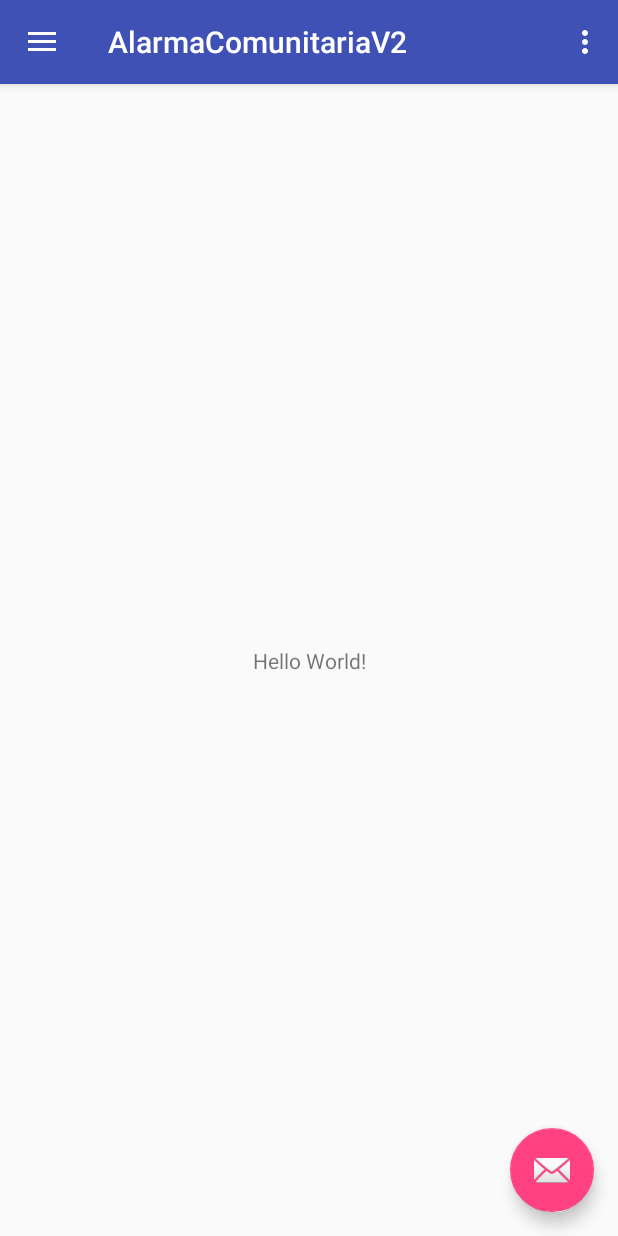
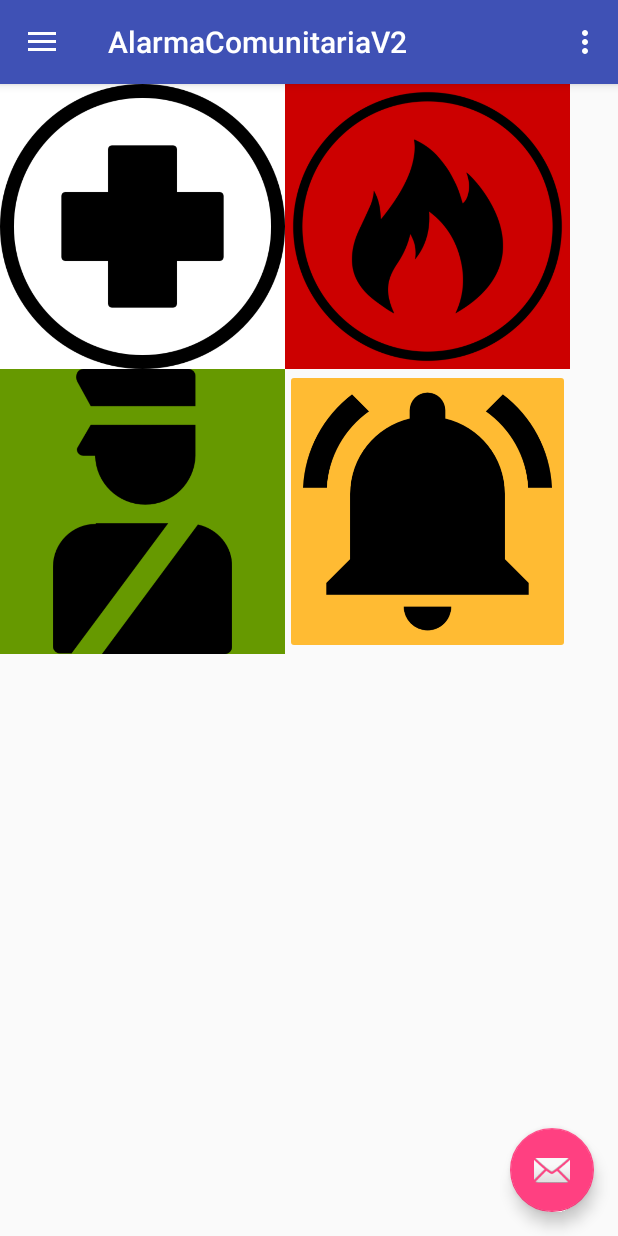
Before and after one commit to pablosky21/alarmac_app_android, an Android app: the screen it shows after launch (MainActivity), on a phone screen of 412 x 824 dp. Run offline under Robolectric (Android 15) with nearby library versions, the phone set to English and light mode, and no system bars.

Commit message:
llamados funcionado

```diff
--- a/AlarmaComunitariaV2/app/src/main/AndroidManifest.xml
+++ b/AlarmaComunitariaV2/app/src/main/AndroidManifest.xml
@@ -1,7 +1,7 @@
 <?xml version="1.0" encoding="utf-8"?>
 <manifest xmlns:android="http://schemas.android.com/apk/res/android"
     package="proyectotitulo2017.alarmacomunitariav2">
-
+    <uses-permission android:name="android.permission.CALL_PHONE" />
     <application
         android:allowBackup="true"
         android:icon="@mipmap/ic_launcher"
--- a/AlarmaComunitariaV2/app/src/main/java/proyectotitulo2017/alarmacomunitariav2/MainActivity.java
+++ b/AlarmaComunitariaV2/app/src/main/java/proyectotitulo2017/alarmacomunitariav2/MainActivity.java
@@ -1,8 +1,13 @@
 package proyectotitulo2017.alarmacomunitariav2;
 
+import android.Manifest;
+import android.content.Intent;
+import android.content.pm.PackageManager;
+import android.net.Uri;
 import android.os.Bundle;
 import android.support.design.widget.FloatingActionButton;
 import android.support.design.widget.Snackbar;
+import android.support.v4.app.ActivityCompat;
 import android.view.View;
 import android.support.design.widget.NavigationView;
 import android.support.v4.view.GravityCompat;
@@ -40,6 +45,42 @@ public class MainActivity extends AppCompatActivity
 
         NavigationView navigationView = (NavigationView) findViewById(R.id.nav_view);
         navigationView.setNavigationItemSelectedListener(this);
+    }
+
+    public void ambulancia(View view)
+    {
+        String number = "131";
+        Intent intent = new Intent(Intent.ACTION_CALL);
+        intent.setData(Uri.parse("tel:"+ number));
+        if(ActivityCompat.checkSelfPermission(this, Manifest.permission.CALL_PHONE) != PackageManager.PERMISSION_GRANTED)
+        {
+            return;
+        }
+        startActivity(intent);
+    }
+
+    public void bomberos(View view)
+    {
+        String number = "132";
+        Intent intent = new Intent(Intent.ACTION_CALL);
+        intent.setData(Uri.parse("tel:"+ number));
+        if(ActivityCompat.checkSelfPermission(this, Manifest.permission.CALL_PHONE) != PackageManager.PERMISSION_GRANTED)
+        {
+            return;
+        }
+        startActivity(intent);
+    }
+
+    public void police(View view)
+    {
+        String number = "133";
+        Intent intent = new Intent(Intent.ACTION_CALL);
+        intent.setData(Uri.parse("tel:"+ number));
+        if(ActivityCompat.checkSelfPermission(this, Manifest.permission.CALL_PHONE) != PackageManager.PERMISSION_GRANTED)
+        {
+            return;
+        }
+        startActivity(intent);
     }
 
     @Override
--- a/AlarmaComunitariaV2/app/src/main/res/layout/content_main.xml
+++ b/AlarmaComunitariaV2/app/src/main/res/layout/content_main.xml
@@ -8,13 +8,50 @@
     tools:context="proyectotitulo2017.alarmacomunitariav2.MainActivity"
     tools:showIn="@layout/app_bar_main">
 
-    <TextView
-        android:layout_width="wrap_content"
-        android:layout_height="wrap_content"
-        android:text="Hello World!"
-        app:layout_constraintBottom_toBottomOf="parent"
-        app:layout_constraintLeft_toLeftOf="parent"
-        app:layout_constraintRight_toRightOf="parent"
-        app:layout_constraintTop_toTopOf="parent" />
+    <GridLayout
+        android:layout_width="match_parent"
+        android:layout_height="383dp">
+
+        <ImageButton
+            android:id="@+id/ambulancia"
+            android:layout_width="190dp"
+            android:layout_height="190dp"
+            android:background="@android:color/background_light"
+            android:onClick="ambulancia"
+            android:scaleType="fitCenter"
+            app:srcCompat="@drawable/hospital" />
+
+        <ImageButton
+            android:id="@+id/bomberos"
+            android:layout_width="190dp"
+            android:layout_height="190dp"
+            android:background="@android:color/holo_red_dark"
+            android:onClick="bomberos"
+            android:scaleType="centerCrop"
+            app:srcCompat="@drawable/bomberos" />
+
+        <ImageButton
+            android:id="@+id/police"
+            android:layout_width="190dp"
+            android:layout_height="190dp"
+            android:layout_column="0"
+            android:layout_row="1"
+            android:background="@android:color/holo_green_dark"
+            android:onClick="police"
+            android:scaleType="fitCenter"
+            app:srcCompat="@drawable/police" />
+
+        <ImageButton
+            android:id="@+id/alarma"
+            android:layout_width="190dp"
+            android:layout_height="190dp"
+            android:layout_column="1"
+            android:layout_row="1"
+            android:backgroundTint="@android:color/holo_orange_light"
+            android:onClick="alarma"
+            android:scaleType="fitCenter"
+            app:srcCompat="@drawable/alarma" />
+
+    </GridLayout>
 
 </android.support.constraint.ConstraintLayout>
```
Also changed, not shown: AlarmaComunitariaV2/app/src/main/res/drawable/alarma.png (added), AlarmaComunitariaV2/app/src/main/res/drawable/bomberos.png (added), AlarmaComunitariaV2/app/src/main/res/drawable/hospital.png (added), AlarmaComunitariaV2/app/src/main/res/drawable/police.png (added).
